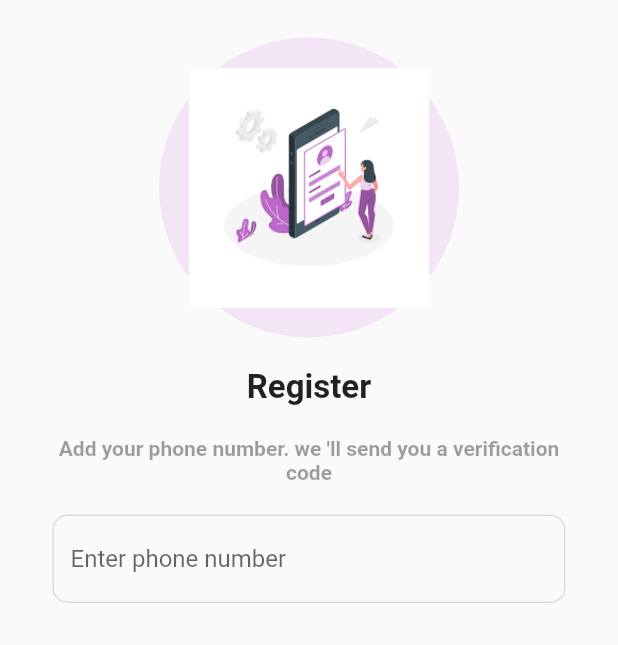
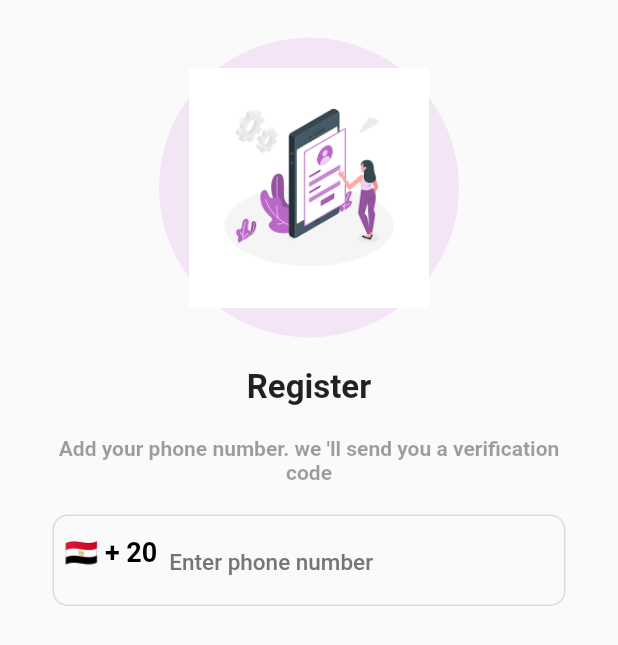
Before and after one commit to Abd0Khalifa/Flutter_FireBase, a Flutter app: the RegisterScreen screen opened directly, on a phone screen of 412 x 824 dp. Shown: the top 645 px of the screen. Run offline on Flutter 3.47's test engine with Material 2 defaults, Android fonts, the phone set to English and light mode, and no system bars; our stand-ins replace country_picker.

Commit message:
Abdulrahman Khalifa Create TextFormField

```diff
--- a/lib/screens/register_screen.dart
+++ b/lib/screens/register_screen.dart
@@ -1,3 +1,4 @@
+import 'package:country_picker/country_picker.dart';
 import 'package:flutter/material.dart';
 
 class RegisterScreen extends StatefulWidget {
@@ -9,8 +10,25 @@
 
 class _RegisterScreenState extends State<RegisterScreen> {
   final TextEditingController phoneController = TextEditingController();
+  Country selectedCountry = Country(
+    phoneCode: "20",
+    countryCode: "EG",
+    e164Sc: 0,
+    geographic: true,
+    level: 1,
+    name: "Egypt",
+    example: "Egypt",
+    displayName: "Egypt",
+    displayNameNoCountryCode: "EG",
+    e164Key: "e164Key",
+  );
   @override
   Widget build(BuildContext context) {
+    phoneController.selection = TextSelection.fromPosition(
+      TextPosition(
+        offset: phoneController.text.length,
+      ),
+    );
     return Scaffold(
       body: SafeArea(
         child: Center(
@@ -54,9 +72,21 @@
                   height: 20,
                 ),
                 TextFormField(
+                  cursorColor: Colors.purple,
                   controller: phoneController,
+                  style: const TextStyle(
+                      fontSize: 18, fontWeight: FontWeight.bold),
+                  onChanged: (value) {
+                    setState(() {
+                      phoneController.text = value;
+                    });
+                  },
                   decoration: InputDecoration(
                     hintText: "Enter phone number",
+                    hintStyle: TextStyle(
+                        fontWeight: FontWeight.w500,
+                        fontSize: 15,
+                        color: Colors.grey.shade600),
                     enabledBorder: OutlineInputBorder(
                       borderRadius: BorderRadius.circular(10),
                       borderSide: const BorderSide(color: Colors.black12),
@@ -65,8 +95,51 @@
                       borderRadius: BorderRadius.circular(10),
                       borderSide: const BorderSide(color: Colors.black12),
                     ),
+                    prefixIcon: Container(
+                      padding: const EdgeInsets.all(8.0),
+                      child: InkWell(
+                        onTap: () {
+                          showCountryPicker(
+                              context: context,
+                              countryListTheme: const CountryListThemeData(
+                                  bottomSheetHeight: 500),
+                              onSelect: (value) {
+                                setState(() {
+                                  selectedCountry = value;
+                                });
+                              });
+                        },
+                        child: Text(
+                          "${selectedCountry.flagEmoji} + ${selectedCountry.phoneCode}",
+                          style: const TextStyle(
+                            fontSize: 18,
+                            color: Colors.black,
+                            fontWeight: FontWeight.bold,
+                          ),
+                        ),
+                      ),
+                    ),
+                    suffixIcon: phoneController.text.length > 9
+                        ? Container(
+                            height: 30,
+                            width: 30,
+                            margin: const EdgeInsets.all(10.0),
+                            decoration: const BoxDecoration(
+                              shape: BoxShape.circle,
+                              color: Colors.green,
+                            ),
+                            child: const Icon(
+                              Icons.done,
+                              color: Colors.white,
+                              size: 20,
+                            ),
+                          )
+                        : null,
                   ),
-                )
+                ),
+                const SizedBox(
+                  height: 20,
+                ),
               ],
             ),
           ),
--- a/pubspec.yaml
+++ b/pubspec.yaml
@@ -36,6 +36,7 @@
   # The following adds the Cupertino Icons font to your application.
   # Use with the CupertinoIcons class for iOS style icons.
   cupertino_icons: ^1.0.2
+  country_picker: ^2.0.18
 
 dev_dependencies:
   flutter_test:
```
Also changed, not shown: pubspec.lock.
